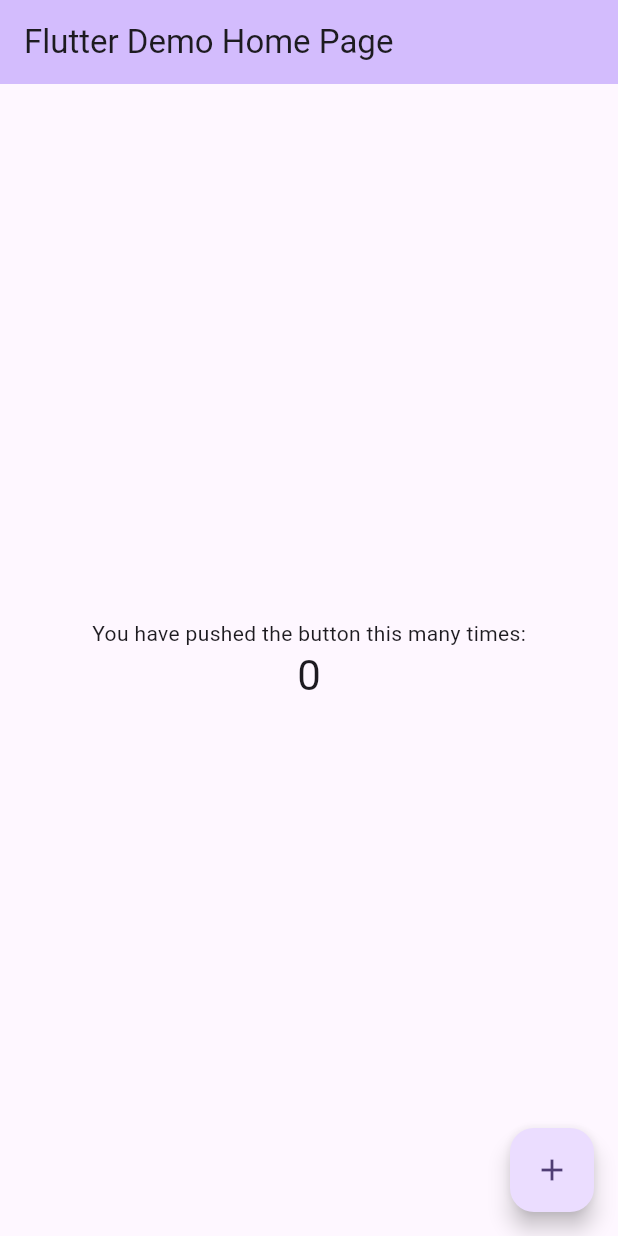
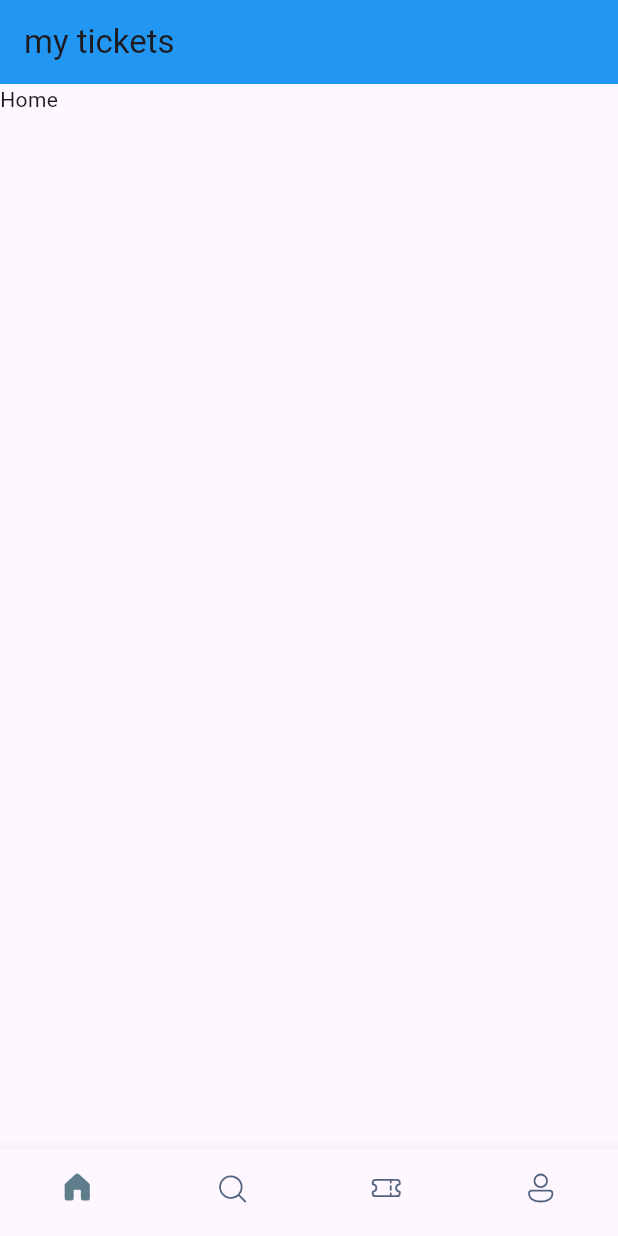
Before and after one commit to wemppywp/MyTickets, a Flutter app: the screen it shows after launch, on a phone screen of 412 x 824 dp. Run offline on Flutter 3.47's test engine with Material 3 defaults, Android fonts, the phone set to English and light mode, and no system bars; our stand-ins replace fluentui_system_icons.

Commit message:
add bottom navigation bar

```diff
--- a/lib/main.dart
+++ b/lib/main.dart
@@ -1,4 +1,5 @@
 import 'package:flutter/material.dart';
+import 'package:mytickets/screens/bottom_bar.dart';
 
 void main() {
   runApp(const MyApp());
@@ -11,115 +12,13 @@
   @override
   Widget build(BuildContext context) {
     return MaterialApp(
-      title: 'Flutter Demo',
+      debugShowCheckedModeBanner: false,
+      title: 'My Tickets',
       theme: ThemeData(
-        // This is the theme of your application.
-        //
-        // TRY THIS: Try running your application with "flutter run". You'll see
-        // the application has a purple toolbar. Then, without quitting the app,
-        // try changing the seedColor in the colorScheme below to Colors.green
-        // and then invoke "hot reload" (save your changes or press the "hot
-        // reload" button in a Flutter-supported IDE, or press "r" if you used
-        // the command line to start the app).
-        //
-        // Notice that the counter didn't reset back to zero; the application
-        // state is not lost during the reload. To reset the state, use hot
-        // restart instead.
-        //
-        // This works for code too, not just values: Most code changes can be
-        // tested with just a hot reload.
         colorScheme: ColorScheme.fromSeed(seedColor: Colors.deepPurple),
         useMaterial3: true,
       ),
-      home: const MyHomePage(title: 'Flutter Demo Home Page'),
+      home: const BottomBar(),
     );
   }
 }
-
-class MyHomePage extends StatefulWidget {
-  const MyHomePage({super.key, required this.title});
-
-  // This widget is the home page of your application. It is stateful, meaning
-  // that it has a State object (defined below) that contains fields that affect
-  // how it looks.
-
-  // This class is the configuration for the state. It holds the values (in this
-  // case the title) provided by the parent (in this case the App widget) and
-  // used by the build method of the State. Fields in a Widget subclass are
-  // always marked "final".
-
-  final String title;
-
-  @override
-  State<MyHomePage> createState() => _MyHomePageState();
-}
-
-class _MyHomePageState extends State<MyHomePage> {
-  int _counter = 0;
-
-  void _incrementCounter() {
-    setState(() {
-      // This call to setState tells the Flutter framework that something has
-      // changed in this State, which causes it to rerun the build method below
-      // so that the display can reflect the updated values. If we changed
-      // _counter without calling setState(), then the build method would not be
-      // called again, and so nothing would appear to happen.
-      _counter++;
-    });
-  }
-
-  @override
-  Widget build(BuildContext context) {
-    // This method is rerun every time setState is called, for instance as done
-    // by the _incrementCounter method above.
-    //
-    // The Flutter framework has been optimized to make rerunning build methods
-    // fast, so that you can just rebuild anything that needs updating rather
-    // than having to individually change instances of widgets.
-    return Scaffold(
-      appBar: AppBar(
-        // TRY THIS: Try changing the color here to a specific color (to
-        // Colors.amber, perhaps?) and trigger a hot reload to see the AppBar
-        // change color while the other colors stay the same.
-        backgroundColor: Theme.of(context).colorScheme.inversePrimary,
-        // Here we take the value from the MyHomePage object that was created by
-        // the App.build method, and use it to set our appbar title.
-        title: Text(widget.title),
-      ),
-      body: Center(
-        // Center is a layout widget. It takes a single child and positions it
-        // in the middle of the parent.
-        child: Column(
-          // Column is also a layout widget. It takes a list of children and
-          // arranges them vertically. By default, it sizes itself to fit its
-          // children horizontally, and tries to be as tall as its parent.
-          //
-          // Column has various properties to control how it sizes itself and
-          // how it positions its children. Here we use mainAxisAlignment to
-          // center the children vertically; the main axis here is the vertical
-          // axis because Columns are vertical (the cross axis would be
-          // horizontal).
-          //
-          // TRY THIS: Invoke "debug painting" (choose the "Toggle Debug Paint"
-          // action in the IDE, or press "p" in the console), to see the
-          // wireframe for each widget.
-          mainAxisAlignment: MainAxisAlignment.center,
-          children: <Widget>[
-            const Text(
-              'You have pushed the button this many times:',
-            ),
-            Text(
-              '$_counter',
-              style: Theme.of(context).textTheme.headlineMedium,
-            ),
-          ],
-        ),
-      ),
-      floatingActionButton: FloatingActionButton(
-        onPressed: _incrementCounter,
-        tooltip: 'Increment',
-        child: const Icon(Icons.add),
-      ), // This trailing comma makes auto-formatting nicer for build methods.
-    );
-  }
-}
--- /dev/null
+++ b/lib/screens/bottom_bar.dart
@@ -0,0 +1,47 @@
+import 'package:fluentui_system_icons/fluentui_system_icons.dart';
+import 'package:flutter/material.dart';
+
+class BottomBar extends StatefulWidget {
+  const BottomBar({super.key});
+
+  @override
+  State<BottomBar> createState() => _BottomBarState();
+}
+
+class _BottomBarState extends State<BottomBar> {
+  int _selectedIndex = 0;
+  static final List<Widget> _widgetOptions = <Widget>[
+    const Text("Home"),
+    const Text("Search"),
+    const Text("Tickets"),
+    const Text("Profile")
+  ];
+
+  void _onItemTapped(int index){
+    setState(() {
+      _selectedIndex = index;
+    });
+  }
+
+  @override
+  Widget build(BuildContext context) {
+    return Scaffold(
+      appBar: AppBar(title: const Text("my tickets"),backgroundColor: Colors.blue,),
+      body: _widgetOptions[_selectedIndex],
+      bottomNavigationBar: BottomNavigationBar(
+        onTap: _onItemTapped,
+        elevation: 10,
+        showSelectedLabels: false,
+        showUnselectedLabels: false,
+        selectedItemColor: Colors.blueGrey,
+        unselectedItemColor: const Color(0xFF526480),
+        type: BottomNavigationBarType.fixed,
+        items: const [
+        BottomNavigationBarItem(icon: Icon(FluentIcons.home_20_regular), activeIcon: Icon(FluentIcons.home_20_filled), label: "Home"),
+        BottomNavigationBarItem(icon: Icon(FluentIcons.search_20_regular), activeIcon: Icon(FluentIcons.search_20_filled), label: "Search"),
+        BottomNavigationBarItem(icon: Icon(FluentIcons.ticket_horizontal_20_regular), activeIcon: Icon(FluentIcons.ticket_horizontal_20_filled), label: "Ticket"),
+        BottomNavigationBarItem(icon: Icon(FluentIcons.person_20_regular), activeIcon: Icon(FluentIcons.person_20_filled), label: "Profile"),
+      ],),
+    );
+  }
+}
--- a/pubspec.yaml
+++ b/pubspec.yaml
@@ -35,6 +35,7 @@ dependencies:
   # The following adds the Cupertino Icons font to your application.
   # Use with the CupertinoIcons class for iOS style icons.
   cupertino_icons: ^1.0.2
+  fluentui_system_icons: ^1.1.223
 
 dev_dependencies:
   flutter_test:
```
Also changed, not shown: pubspec.lock.
